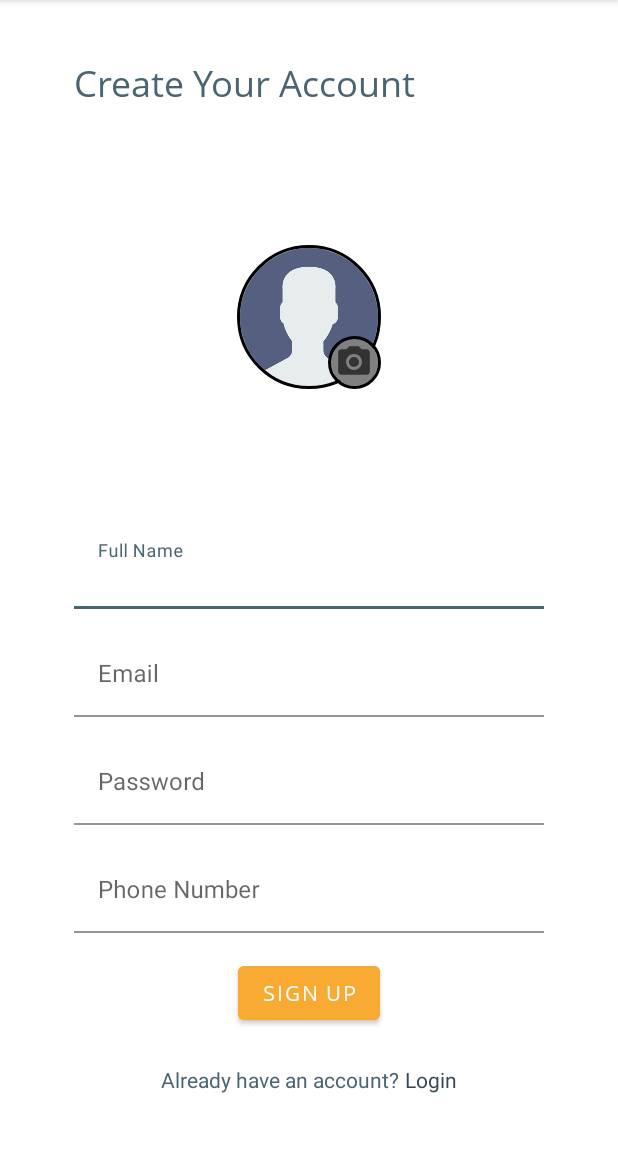
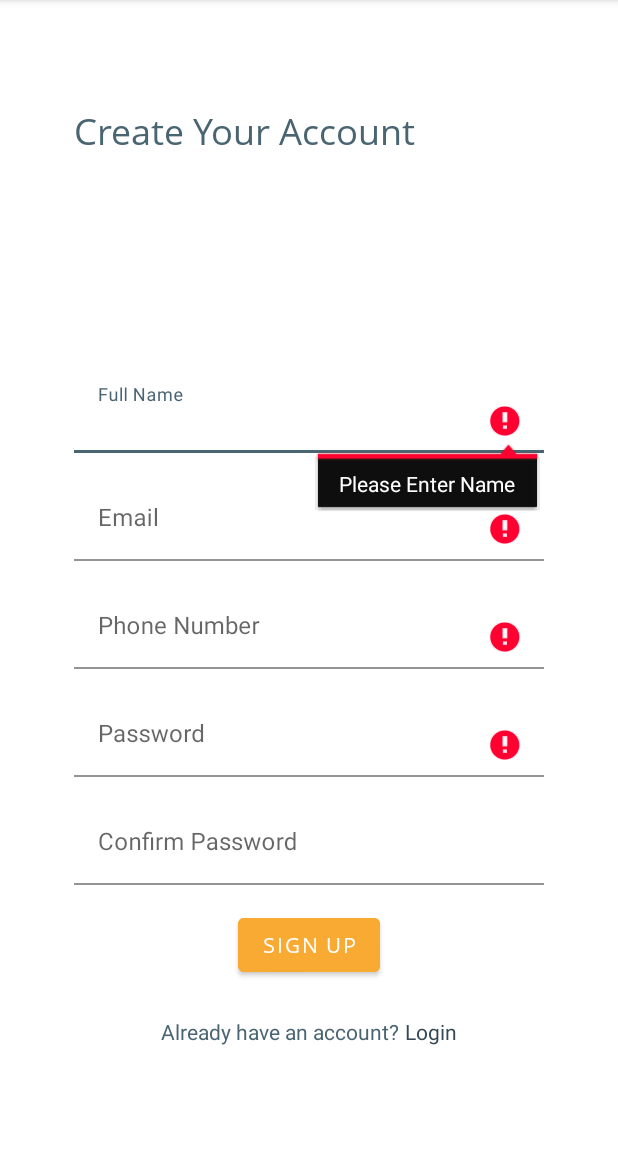
Before and after one commit to bipuldevashish/Maths, an Android app: the RegisterActivity screen opened directly, with no data from a screen before it, after a tap on "SIGN UP", on a phone screen of 412 x 824 dp, the part 84-1236 px from its top. Run offline under Robolectric (Android 15) with nearby library versions, the phone set to English and light mode, and no system bars; libraries missing offline, so code that uses them is left out: com.vishnusivadas.advanced_httpurlconnection.

Commit message:
end of the day commit..
added RegisterActivity.java ..

error:- Host unreachable error.

```diff
--- a/app/src/main/java/com/bipuldevashish/maths/ui/MainActivity.java
+++ b/app/src/main/java/com/bipuldevashish/maths/ui/MainActivity.java
@@ -53,4 +53,10 @@ public class MainActivity extends AppCompatActivity {
         return NavigationUI.navigateUp(navController, mAppBarConfiguration)
                 || super.onSupportNavigateUp();
     }
+
+    @Override
+    public void onBackPressed() {
+        super.onBackPressed();
+        finish();
+    }
 }
--- a/app/src/main/java/com/bipuldevashish/maths/ui/RegisterActivity.java
+++ b/app/src/main/java/com/bipuldevashish/maths/ui/RegisterActivity.java
@@ -1,22 +1,20 @@
 package com.bipuldevashish.maths.ui;
 
-import android.app.Activity;
 import android.content.Intent;
-import android.net.Uri;
 import android.os.Bundle;
+import android.os.Handler;
 import android.util.Log;
 import android.view.View;
 import android.widget.Button;
 import android.widget.EditText;
-import android.widget.ImageView;
 import android.widget.LinearLayout;
+import android.widget.ProgressBar;
 import android.widget.Toast;
 
 import androidx.appcompat.app.AppCompatActivity;
 
 import com.bipuldevashish.maths.R;
-import com.theartofdev.edmodo.cropper.CropImage;
-import com.theartofdev.edmodo.cropper.CropImageView;
+import com.vishnusivadas.advanced_httpurlconnection.PutData;
 
 public class RegisterActivity extends AppCompatActivity {
 
@@ -25,9 +23,9 @@ public class RegisterActivity extends AppCompatActivity {
     EditText etReg_name, etReg_email, etReg_phone, etReg_password;
     String name, email, phoneNumber, password;
     Button sign_up;
-    Uri imageUri;
-    ImageView mProfileImageView;
     LinearLayout alreadyHaveLayout;
+    ProgressBar progressBar;
+    private final String URL = "http://192.168.1.106/LoginRegister/signup.php";
 
     @Override
     protected void onCreate(Bundle savedInstanceState) {
@@ -39,11 +37,10 @@ public class RegisterActivity extends AppCompatActivity {
         etReg_phone = findViewById(R.id.etPhoneRegister);
         etReg_password = findViewById(R.id.etPasswordRegister);
 
-        mProfileImageView = findViewById(R.id.profile_image);
+        progressBar = findViewById(R.id.pBar_register);
         sign_up = findViewById(R.id.registerBtn);
         alreadyHaveLayout = findViewById(R.id.linearlayoutAlreadyHaveaccount);
 
-        getDataFromUser();
 
         alreadyHaveLayout.setOnClickListener(v -> {
             Intent intent = new Intent(RegisterActivity.this, LoginActivity.class);
@@ -51,54 +48,84 @@ public class RegisterActivity extends AppCompatActivity {
             finish();
         });
 
-        mProfileImageView.setOnClickListener(v -> pickImageFromGallery());
-
-        sign_up.setOnClickListener(v -> signUp());
+        sign_up.setOnClickListener(v -> {
+            progressBar.setVisibility(View.VISIBLE);
+            validate();
+        });
     }
 
-
-    private void getDataFromUser() {
+    private void validate() {
 
         name = etReg_name.getText().toString();
         email = etReg_email.getText().toString();
         phoneNumber = etReg_phone.getText().toString();
         password = etReg_password.getText().toString();
 
+        if ( !name.isEmpty() && !email.isEmpty() && !phoneNumber.isEmpty() && !password.isEmpty() ){
+            Log.d(TAG, "validate: calling sign up function");
+            signUp(name, email, phoneNumber, password);
+        }else {
+            if (name.isEmpty()){
+                etReg_name.setError("Please Enter Name");
+                progressBar.setVisibility(View.GONE);
+            }
+            if (email.isEmpty()){
+                etReg_email.setError("Please Enter Email");
+                progressBar.setVisibility(View.GONE);
+            }
+            if (phoneNumber.isEmpty()){
+                etReg_phone.setError("Please Enter PhoneNumber");
+                progressBar.setVisibility(View.GONE);
             }
 
-    private void pickImageFromGallery() {
-        Log.d(TAG, "pickImageFromGallery: select image from gallery");
-        Intent intent = CropImage.activity()
-                .setGuidelines(CropImageView.Guidelines.ON)
-                .setAspectRatio(10, 10)
-                .getIntent(RegisterActivity.this);
-        startActivityForResult(intent, CropImage.CROP_IMAGE_ACTIVITY_REQUEST_CODE);
+            if (password.isEmpty()) {
+                etReg_password.setError("Please Enter password");
+                progressBar.setVisibility(View.GONE);
+            }
         }
 
-    protected void onActivityResult(int requestCode, int resultCode, Intent data) {
-        super.onActivityResult(requestCode, resultCode, data);
+    }
 
-        if (requestCode == CropImage.CROP_IMAGE_ACTIVITY_REQUEST_CODE) {
-            CropImage.ActivityResult result = CropImage.getActivityResult(data);
-            Log.d(TAG, "onActivityResult: Fetched data");
 
-            if (resultCode == Activity.RESULT_OK) {
-                imageUri = result.getUri();
-                Log.d(TAG, "onActivityResult: image uri =" + imageUri);
-                mProfileImageView.setImageURI(imageUri);
 
-            } else if (resultCode == CropImage.CROP_IMAGE_ACTIVITY_RESULT_ERROR_CODE) {
-                Exception error = result.getError();
-                Toast.makeText(this, error.getMessage(), Toast.LENGTH_SHORT).show();
+    private void signUp(String Name, String Email, String PhoneNumber, String Password) {
+        Log.d(TAG, "signUp: called");
+        Handler handler = new Handler();
+        handler.post(new Runnable() {
+            @Override
+            public void run() {
+                String[] field = new String[4];
+                field[0] = "name";
+                field[1] = "email";
+                field[2] = "mobile";
+                field[3] = "password";
+                String[] data = new String[4];
+                data[0] = Name;
+                data[1] = Email;
+                data[2] = PhoneNumber;
+                data[3] = Password;
+                PutData putData = new PutData(URL, "POST", field, data);
+                if (putData.startPut()) {
+                    Log.d(TAG, "signUp: put started ");
+                    if (putData.onComplete()) {
+                        Log.d(TAG, "run: on Complete");
+                        progressBar.setVisibility(View.GONE);
+                        String result = putData.getResult();
+                        Log.d(TAG, "result = " + result);
+                        if (result.equals("Sign Up Success")) {
+                            Log.d(TAG, "Sign Up success");
+                            Toast.makeText(RegisterActivity.this.getApplicationContext(), result, Toast.LENGTH_SHORT).show();
+                            Intent intent = new Intent(RegisterActivity.this, MainActivity.class);
+                            RegisterActivity.this.startActivity(intent);
+                            RegisterActivity.this.finish();
                         } else {
-
-                Toast.makeText(RegisterActivity.this, "You did not choose any image !", Toast.LENGTH_SHORT).show();
-
+                            Log.d(TAG, "run: Sign up failed");
+                            Toast.makeText(RegisterActivity.this, result, Toast.LENGTH_SHORT).show();
                         }
                     }
                 }
-
-    private void signUp() {
+            }
+        });
     }
 
 }
--- a/app/src/main/res/layout/activity_register.xml
+++ b/app/src/main/res/layout/activity_register.xml
@@ -14,65 +14,11 @@
         android:fontFamily="@font/open_sans_regular"
         android:text="@string/create_n_your_account"
         android:textColor="@color/colorPrimary"
+        android:layout_marginTop="32dp"
         android:textSize="24sp"
         app:layout_constraintStart_toStartOf="@+id/guideline6"
         app:layout_constraintTop_toTopOf="@+id/guideline8" />
 
-    <LinearLayout
-        android:id="@+id/registerForm"
-        android:layout_width="0dp"
-        android:layout_height="wrap_content"
-        android:gravity="center"
-        android:paddingTop="16dp"
-        android:paddingBottom="16dp"
-        app:layout_constraintBottom_toTopOf="@+id/inputNameRegister"
-        app:layout_constraintEnd_toStartOf="@+id/guideline7"
-        app:layout_constraintStart_toStartOf="@+id/guideline6"
-        app:layout_constraintTop_toBottomOf="@+id/loginToYourText"
-        android:orientation="vertical">
-
-    <RelativeLayout
-        android:layout_width="96dp"
-        android:layout_height="96dp"
-        android:id="@+id/relativeLay">
-
-        <de.hdodenhof.circleimageview.CircleImageView
-            android:id="@+id/profile_image"
-            android:layout_width="match_parent"
-            android:layout_height="match_parent"
-            android:focusable="true"
-            android:src="@drawable/user_icon"
-            app:civ_border_color="#FF000000"
-            app:civ_border_width="2dp" />
-
-        <RelativeLayout
-            android:id="@+id/changeProfile"
-            android:layout_width="35dp"
-            android:layout_height="35dp"
-            android:layout_alignParentEnd="true"
-            android:layout_alignParentBottom="true"
-            android:clickable="true"
-            android:focusable="true">
-
-            <de.hdodenhof.circleimageview.CircleImageView
-                android:id="@+id/edit_background"
-                android:layout_width="match_parent"
-                android:layout_height="match_parent"
-                android:src="@color/gray"
-                app:civ_border_color="#FF000000"
-                app:civ_border_width="2dp" />
-
-            <ImageView
-                android:id="@+id/btn_changeProfilePic"
-                android:layout_width="25dp"
-                android:layout_height="25dp"
-                android:layout_centerInParent="true"
-                android:src="@drawable/ic_baseline_photo_camera_24" />
-
-        </RelativeLayout>
-
-    </RelativeLayout>
-    </LinearLayout>
 
 
     <com.google.android.material.textfield.TextInputLayout
@@ -101,7 +47,7 @@
         android:layout_width="0dp"
         android:layout_height="wrap_content"
         android:layout_marginBottom="16dp"
-        app:layout_constraintBottom_toTopOf="@+id/inputPasswordRegister"
+        app:layout_constraintBottom_toTopOf="@+id/inputPhoneRegister"
         app:layout_constraintEnd_toStartOf="@+id/guideline7"
         app:layout_constraintLeft_toRightOf="@+id/guideline6"
         app:layout_constraintStart_toStartOf="@+id/guideline6">
@@ -117,11 +63,32 @@
     </com.google.android.material.textfield.TextInputLayout>
 
     <com.google.android.material.textfield.TextInputLayout
+        android:id="@+id/inputPhoneRegister"
+        android:layout_width="0dp"
+        android:layout_height="wrap_content"
+        android:layout_marginBottom="16dp"
+        app:layout_constraintBottom_toTopOf="@+id/inputPasswordRegister"
+        app:layout_constraintEnd_toStartOf="@+id/guideline7"
+        app:layout_constraintLeft_toRightOf="@+id/guideline6"
+        app:layout_constraintStart_toStartOf="@+id/guideline6">
+
+        <EditText
+            android:id="@+id/etPhoneRegister"
+            android:layout_width="match_parent"
+            android:layout_height="wrap_content"
+            android:background="@color/white"
+            android:textColorHint="@color/colorPrimary"
+            android:hint="@string/phoneNumber"
+            android:maxLength="10"
+            android:inputType="phone" />
+    </com.google.android.material.textfield.TextInputLayout>
+
+    <com.google.android.material.textfield.TextInputLayout
         android:id="@+id/inputPasswordRegister"
         android:layout_width="0dp"
         android:layout_height="wrap_content"
         android:layout_marginBottom="16dp"
-        app:layout_constraintBottom_toTopOf="@+id/inputPhoneRegister"
+        app:layout_constraintBottom_toTopOf="@+id/inputCnfPasswordRegister"
         app:layout_constraintEnd_toStartOf="@+id/guideline7"
         app:layout_constraintLeft_toRightOf="@+id/guideline6"
         app:layout_constraintStart_toStartOf="@+id/guideline6">
@@ -137,7 +104,7 @@
     </com.google.android.material.textfield.TextInputLayout>
 
     <com.google.android.material.textfield.TextInputLayout
-        android:id="@+id/inputPhoneRegister"
+        android:id="@+id/inputCnfPasswordRegister"
         android:layout_width="0dp"
         android:layout_height="wrap_content"
         android:layout_marginBottom="16dp"
@@ -147,13 +114,13 @@
         app:layout_constraintStart_toStartOf="@+id/guideline6">
 
         <EditText
-            android:id="@+id/etPhoneRegister"
+            android:id="@+id/etCnfPasswordRegister"
             android:layout_width="match_parent"
             android:layout_height="wrap_content"
             android:background="@color/white"
             android:textColorHint="@color/colorPrimary"
-            android:hint="@string/phoneNumber"
-            android:inputType="phone" />
+            android:hint="@string/confirm_password"
+            android:inputType="textPassword" />
     </com.google.android.material.textfield.TextInputLayout>
 
     <Button
@@ -178,6 +145,7 @@
         android:clickable="true"
         android:gravity="center"
         android:orientation="horizontal"
+        android:layout_marginBottom="32dp"
         app:layout_constraintBottom_toTopOf="@+id/guideline3"
         app:layout_constraintEnd_toStartOf="@+id/guideline7"
         app:layout_constraintHorizontal_bias="0.0"
@@ -198,9 +166,20 @@
             android:layout_height="wrap_content"
             android:paddingStart="4dp"
             android:text="@string/login"
-            android:textColor="@color/colorPrimaryDark" />
+            android:textColor="@color/colorPrimaryDark"
+            tools:ignore="RtlSymmetry" />
 
     </LinearLayout>
+
+    <ProgressBar
+        android:id="@+id/pBar_register"
+        android:layout_width="wrap_content"
+        android:layout_height="wrap_content"
+        android:visibility="gone"
+        app:layout_constraintBottom_toBottomOf="parent"
+        app:layout_constraintEnd_toEndOf="parent"
+        app:layout_constraintStart_toStartOf="parent"
+        app:layout_constraintTop_toTopOf="parent" />
 
     <androidx.constraintlayout.widget.Guideline
         android:id="@+id/guideline3"
--- a/app/src/main/res/values/strings.xml
+++ b/app/src/main/res/values/strings.xml
@@ -33,6 +33,7 @@
     <string name="my_courses">My Courses</string>
     <string name="live_classes_ads">Live Classes Ads</string>
     <string name="let_s_get_started">Let\'s Get Started</string>
+    <string name="confirm_password">Confirm Password</string>
 
 
 </resources>
```
Also changed, not shown: app/src/main/java/com/bipuldevashish/maths/ui/Intro.java (+14 -1 lines), app/src/main/java/com/bipuldevashish/maths/ui/LoginActivity.java (+15 -24 lines), app/src/main/res/layout/activity_intro.xml (+0 -8 lines). Lines whose indentation alone changed are shown as unchanged.
